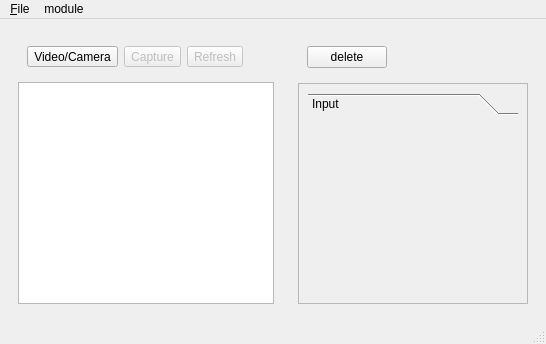
First picture: the form in opencv-gui/gui/main_window.ui, repository rotace/app-opencv-gui, before the edit.
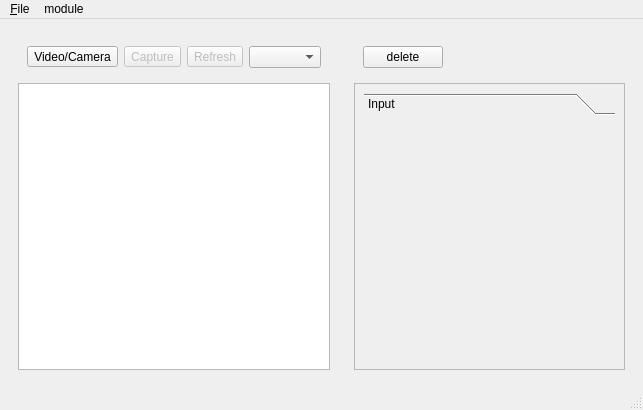
Second picture: the form after the edit.

Commit message: closes #4 implement select images

The edit to the form file:
```diff
--- a/opencv-gui/gui/main_window.ui
+++ b/opencv-gui/gui/main_window.ui
@@ -6,8 +6,8 @@
    <rect>
     <x>0</x>
     <y>0</y>
-    <width>546</width>
-    <height>344</height>
+    <width>643</width>
+    <height>410</height>
    </rect>
   </property>
   <property name="windowTitle">
@@ -20,12 +20,6 @@
       <layout class="QVBoxLayout" name="verticalLayout_2">
        <item>
         <widget class="QWidget" name="widget_1_1" native="true">
-         <property name="sizePolicy">
-          <sizepolicy hsizetype="Fixed" vsizetype="Preferred">
-           <horstretch>0</horstretch>
-           <verstretch>0</verstretch>
-          </sizepolicy>
-         </property>
          <layout class="QGridLayout" name="gridLayout">
           <item row="0" column="0">
            <widget class="QToolButton" name="toolButtonToggle">
@@ -54,6 +48,13 @@
             </property>
            </widget>
           </item>
+          <item row="0" column="3">
+           <widget class="QComboBox" name="comboBoxSelectImages">
+            <property name="layoutDirection">
+             <enum>Qt::LeftToRight</enum>
+            </property>
+           </widget>
+          </item>
          </layout>
         </widget>
        </item>
@@ -108,8 +109,8 @@
            <rect>
             <x>0</x>
             <y>0</y>
-            <width>214</width>
-            <height>208</height>
+            <width>227</width>
+            <height>274</height>
            </rect>
           </property>
           <layout class="QFormLayout" name="formLayout">
@@ -138,7 +139,7 @@
                <rect>
                 <x>0</x>
                 <y>0</y>
-                <width>196</width>
+                <width>209</width>
                 <height>79</height>
                </rect>
               </property>
@@ -166,7 +167,7 @@
     <rect>
      <x>0</x>
      <y>0</y>
-     <width>546</width>
+     <width>643</width>
      <height>25</height>
     </rect>
    </property>
```
The commit also changes 2 other files.
